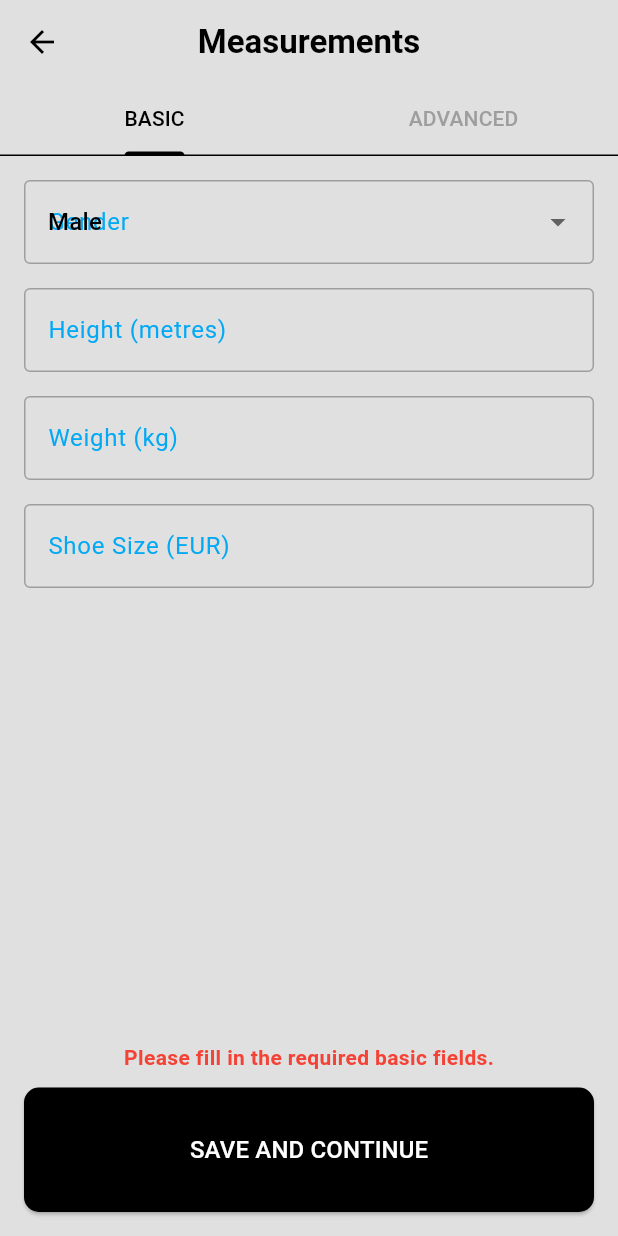
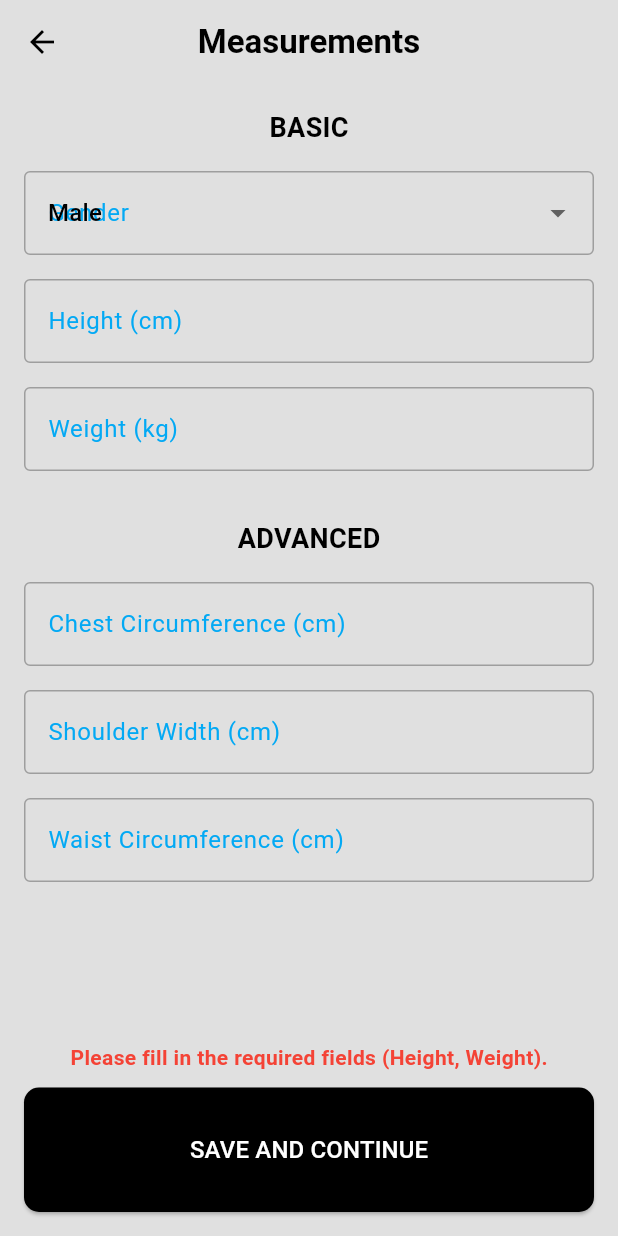
Before and after one commit to cylitude/FYP, a Flutter app: the BodyMeasurementPage screen opened by its route, after a tap on "SAVE AND CONTINUE", on a phone screen of 412 x 824 dp. Run offline on Flutter 3.47's test engine with Material 3 defaults, Android fonts, the phone set to English and light mode, and no system bars; our stand-ins replace cloud_firestore, firebase_auth, firebase_core, google_fonts, lottie; missing offline and left inert: dialogflow_grpc; accounts and stored records are empty; project files that could hold a hidden picture were left out.

Commit message:
15th March Updates

```diff
--- a/lib/pages/measurements_page.dart
+++ b/lib/pages/measurements_page.dart
@@ -9,21 +9,15 @@ class BodyMeasurementPage extends StatefulWidget {
   State<BodyMeasurementPage> createState() => _BodyMeasurementPageState();
 }
 
-class _BodyMeasurementPageState extends State<BodyMeasurementPage>
-    with SingleTickerProviderStateMixin {
-  // Tab controller for switching between Basic and Advanced
-  late TabController _tabController;
-
-  // TextEditingControllers for Basic Measurements
+class _BodyMeasurementPageState extends State<BodyMeasurementPage> {
+  // TextEditingControllers for BASIC Measurements
   final TextEditingController _heightController = TextEditingController();
   final TextEditingController _weightController = TextEditingController();
-  final TextEditingController _shoeSizeController = TextEditingController();
 
-  // TextEditingControllers for Advanced Measurements (Optional)
+  // TextEditingControllers for ADVANCED Measurements (Optional)
   final TextEditingController _chestController = TextEditingController();
   final TextEditingController _shoulderController = TextEditingController();
   final TextEditingController _waistController = TextEditingController();
-  final TextEditingController _legLengthController = TextEditingController();
 
   // Gender dropdown
   String _selectedGender = 'Male';
@@ -34,7 +28,6 @@ class _BodyMeasurementPageState extends State<BodyMeasurementPage>
   @override
   void initState() {
     super.initState();
-    _tabController = TabController(length: 2, vsync: this);
     _loadMeasurements();
   }
 
@@ -51,7 +44,6 @@ class _BodyMeasurementPageState extends State<BodyMeasurementPage>
       }
 
       final uid = user.uid;
-
       final docSnapshot =
           await FirebaseFirestore.instance.collection('users').doc(uid).get();
 
@@ -61,11 +53,9 @@ class _BodyMeasurementPageState extends State<BodyMeasurementPage>
           _selectedGender = data['gender'] ?? 'Male';
           _heightController.text = data['height'] ?? '';
           _weightController.text = data['weight'] ?? '';
-          _shoeSizeController.text = data['shoeSize'] ?? '';
           _chestController.text = data['chest'] ?? '';
           _shoulderController.text = data['shoulder'] ?? '';
           _waistController.text = data['waist'] ?? '';
-          _legLengthController.text = data['legLength'] ?? '';
         });
       }
     } catch (e) {
@@ -77,14 +67,11 @@ class _BodyMeasurementPageState extends State<BodyMeasurementPage>
 
   @override
   void dispose() {
-    _tabController.dispose();
     _heightController.dispose();
     _weightController.dispose();
-    _shoeSizeController.dispose();
     _chestController.dispose();
     _shoulderController.dispose();
     _waistController.dispose();
-    _legLengthController.dispose();
     super.dispose();
   }
 
@@ -109,18 +96,16 @@ class _BodyMeasurementPageState extends State<BodyMeasurementPage>
       final gender = _selectedGender;
       final height = _heightController.text.trim();
       final weight = _weightController.text.trim();
-      final shoeSize = _shoeSizeController.text.trim();
 
-      // -- ADVANCED FIELDS (OPTIONAL) --
+      // ADVANCED FIELDS (OPTIONAL)
       final chest = _chestController.text.trim();
       final shoulder = _shoulderController.text.trim();
       final waist = _waistController.text.trim();
-      final legLength = _legLengthController.text.trim();
 
-      // 3. Basic validation: only check the required fields
-      if (height.isEmpty || weight.isEmpty || shoeSize.isEmpty) {
+      // 3. Basic validation: require height & weight
+      if (height.isEmpty || weight.isEmpty) {
         setState(() {
-          _errorMessage = 'Please fill in the required basic fields.';
+          _errorMessage = 'Please fill in the required fields (Height, Weight).';
         });
         return;
       }
@@ -128,17 +113,14 @@ class _BodyMeasurementPageState extends State<BodyMeasurementPage>
       // 4. Save to Firestore (users collection, doc = user.uid)
       await FirebaseFirestore.instance.collection('users').doc(uid).set({
         'gender': gender,
-        'height': height,        // now in metres
-        'weight': weight,        // in kg
-        'shoeSize': shoeSize,    // EUR shoe size
-        // Advanced fields
+        'height': height,      // in cm
+        'weight': weight,      // in kg
         'chest': chest,
         'shoulder': shoulder,
         'waist': waist,
-        'legLength': legLength,
       }, SetOptions(merge: true));
 
-      // 5. If the widget is still mounted, navigate
+      // 5. Navigate on success
       if (!mounted) return;
       Navigator.pushReplacementNamed(context, '/shop_page');
     } catch (e) {
@@ -177,32 +159,22 @@ class _BodyMeasurementPageState extends State<BodyMeasurementPage>
         elevation: 0,
         backgroundColor: Colors.grey[300],
         foregroundColor: Colors.black,
-        bottom: PreferredSize(
-          preferredSize: const Size.fromHeight(48.0),
-          child: Container(
-            color: Colors.grey[300],
-            child: TabBar(
-              controller: _tabController,
-              labelColor: Colors.black,
-              unselectedLabelColor: Colors.grey,
-              indicatorColor: Colors.black,
-              tabs: const [
-                Tab(text: 'BASIC'),
-                Tab(text: 'ADVANCED'),
-              ],
-            ),
-          ),
-        ),
       ),
       body: SafeArea(
-        child: TabBarView(
-          controller: _tabController,
-          children: [
-            // BASIC Measurements Tab
-            SingleChildScrollView(
+        child: SingleChildScrollView(
           padding: const EdgeInsets.all(16.0),
           child: Column(
             children: [
+              // BASIC SECTION
+              const Text(
+                'BASIC',
+                style: TextStyle(
+                  fontSize: 18,
+                  fontWeight: FontWeight.bold,
+                ),
+              ),
+              const SizedBox(height: 16),
+
               // Gender Dropdown
               DropdownButtonFormField<String>(
                 value: _selectedGender,
@@ -227,12 +199,12 @@ class _BodyMeasurementPageState extends State<BodyMeasurementPage>
               ),
               const SizedBox(height: 16),
 
-                  // Height (metres)
+              // Height (cm)
               TextField(
                 controller: _heightController,
                 keyboardType: TextInputType.number,
                 decoration: baseDecoration.copyWith(
-                      labelText: 'Height (metres)',
+                  labelText: 'Height (cm)',
                   labelStyle: TextStyle(
                     color: _getLabelColor(_heightController.text),
                   ),
@@ -253,29 +225,18 @@ class _BodyMeasurementPageState extends State<BodyMeasurementPage>
                 ),
                 onChanged: (value) => setState(() {}),
               ),
+              const SizedBox(height: 32),
+
+              // ADVANCED SECTION
+              const Text(
+                'ADVANCED',
+                style: TextStyle(
+                  fontSize: 18,
+                  fontWeight: FontWeight.bold,
+                ),
+              ),
               const SizedBox(height: 16),
 
-                  // Shoe Size (EUR)
-                  TextField(
-                    controller: _shoeSizeController,
-                    keyboardType: TextInputType.number,
-                    decoration: baseDecoration.copyWith(
-                      labelText: 'Shoe Size (EUR)',
-                      labelStyle: TextStyle(
-                        color: _getLabelColor(_shoeSizeController.text),
-                      ),
-                    ),
-                    onChanged: (value) => setState(() {}),
-                  ),
-                ],
-              ),
-            ),
-
-            // ADVANCED Measurements Tab
-            SingleChildScrollView(
-              padding: const EdgeInsets.all(16.0),
-              child: Column(
-                children: [
               // Chest Circumference
               TextField(
                 controller: _chestController,
@@ -316,24 +277,8 @@ class _BodyMeasurementPageState extends State<BodyMeasurementPage>
                 ),
                 onChanged: (value) => setState(() {}),
               ),
-                  const SizedBox(height: 16),
-
-                  // Leg Length
-                  TextField(
-                    controller: _legLengthController,
-                    keyboardType: TextInputType.number,
-                    decoration: baseDecoration.copyWith(
-                      labelText: 'Leg Length (cm)',
-                      labelStyle: TextStyle(
-                        color: _getLabelColor(_legLengthController.text),
-                      ),
-                    ),
-                    onChanged: (value) => setState(() {}),
-                  ),
             ],
           ),
-            ),
-          ],
         ),
       ),
       bottomNavigationBar: Container(
@@ -368,7 +313,7 @@ class _BodyMeasurementPageState extends State<BodyMeasurementPage>
                 'SAVE AND CONTINUE',
                 style: TextStyle(
                   color: Colors.white,
-                  fontSize: 16,
+                  fontSize: 16, // consistent with PaymentDetails button
                 ),
               ),
             ),
```
Also changed, not shown: lib/main.dart (+12 -8 lines), lib/pages/paymentdetails_page.dart (+372 -0 lines), lib/pages/profile_page.dart (+2 -6 lines). Lines whose indentation alone changed are shown as unchanged.
